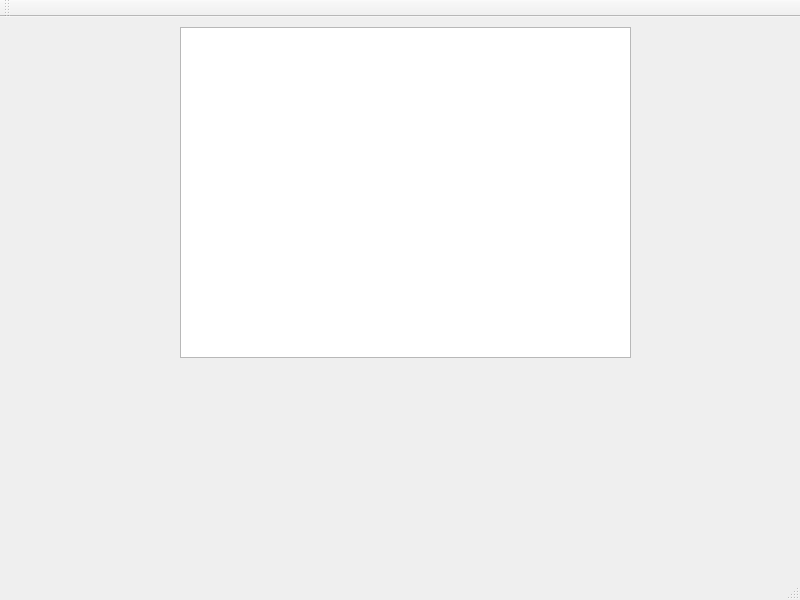
This is mainwindow.ui in springdeers/backcard_client as Qt 5 draws it before an edit. The edited form follows.
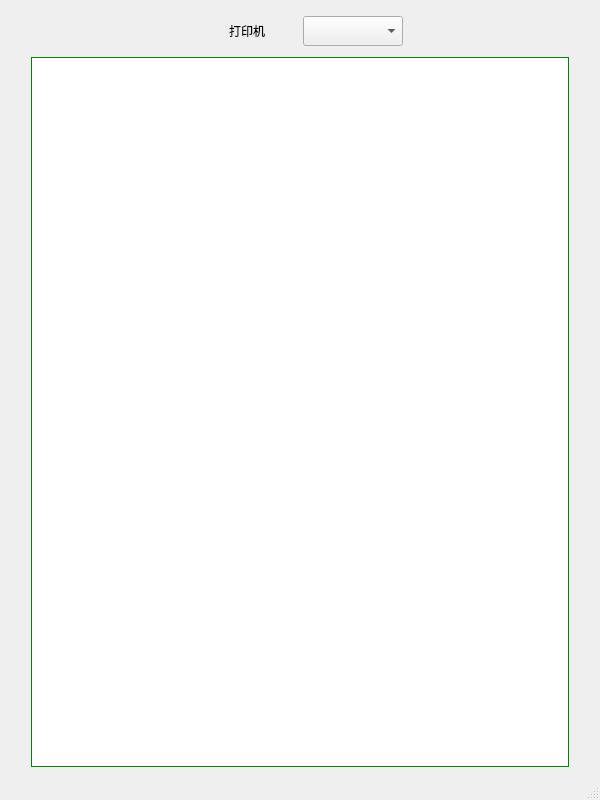
This is the edited form.

What changed in the file:
```diff
--- a/mainwindow.ui
+++ b/mainwindow.ui
@@ -6,43 +6,158 @@
    <rect>
     <x>0</x>
     <y>0</y>
-    <width>800</width>
-    <height>600</height>
+    <width>600</width>
+    <height>800</height>
    </rect>
   </property>
+  <property name="sizePolicy">
+   <sizepolicy hsizetype="Expanding" vsizetype="Expanding">
+    <horstretch>0</horstretch>
+    <verstretch>0</verstretch>
+   </sizepolicy>
+  </property>
+  <property name="minimumSize">
+   <size>
+    <width>600</width>
+    <height>800</height>
+   </size>
+  </property>
   <property name="windowTitle">
    <string>MainWindow</string>
   </property>
+  <property name="styleSheet">
+   <string notr="true"/>
+  </property>
   <widget class="QWidget" name="centralWidget">
-   <widget class="QLabel" name="label">
-    <property name="geometry">
-     <rect>
-      <x>240</x>
-      <y>390</y>
-      <width>281</width>
-      <height>31</height>
-     </rect>
-    </property>
-    <property name="styleSheet">
-     <string notr="true"/>
-    </property>
-    <property name="text">
-     <string/>
-    </property>
-    <property name="alignment">
-     <set>Qt::AlignCenter</set>
-    </property>
-   </widget>
-   <widget class="QPlainTextEdit" name="TextEdit">
-    <property name="geometry">
-     <rect>
-      <x>180</x>
-      <y>10</y>
-      <width>451</width>
-      <height>331</height>
-     </rect>
-    </property>
-   </widget>
+   <property name="styleSheet">
+    <string notr="true">QPlainTextEdit {
+border:1px solid green;
+}
+
+#centralWidget { background-color:
+qlineargradient(spread:reflect, x1:0.5, y1:0, x2:0, y2:0,
+stop:0 rgba(91, 204, 233, 100), stop:1 rgba(32, 80, 96,
+100)); }</string>
+   </property>
+   <layout class="QVBoxLayout" name="verticalLayout">
+    <item>
+     <spacer name="verticalSpacer_2">
+      <property name="orientation">
+       <enum>Qt::Vertical</enum>
+      </property>
+      <property name="sizeType">
+       <enum>QSizePolicy::Fixed</enum>
+      </property>
+      <property name="sizeHint" stdset="0">
+       <size>
+        <width>20</width>
+        <height>5</height>
+       </size>
+      </property>
+     </spacer>
+    </item>
+    <item>
+     <layout class="QHBoxLayout" name="horizontalLayout_2">
+      <property name="topMargin">
+       <number>0</number>
+      </property>
+      <property name="bottomMargin">
+       <number>0</number>
+      </property>
+      <item>
+       <spacer name="horizontalSpacer">
+        <property name="orientation">
+         <enum>Qt::Horizontal</enum>
+        </property>
+        <property name="sizeHint" stdset="0">
+         <size>
+          <width>40</width>
+          <height>20</height>
+         </size>
+        </property>
+       </spacer>
+      </item>
+      <item>
+       <widget class="QLabel" name="label">
+        <property name="sizePolicy">
+         <sizepolicy hsizetype="Preferred" vsizetype="Fixed">
+          <horstretch>0</horstretch>
+          <verstretch>0</verstretch>
+         </sizepolicy>
+        </property>
+        <property name="minimumSize">
+         <size>
+          <width>100</width>
+          <height>30</height>
+         </size>
+        </property>
+        <property name="text">
+         <string>打印机</string>
+        </property>
+        <property name="alignment">
+         <set>Qt::AlignCenter</set>
+        </property>
+       </widget>
+      </item>
+      <item>
+       <widget class="QComboBox" name="comboBox">
+        <property name="minimumSize">
+         <size>
+          <width>100</width>
+          <height>30</height>
+         </size>
+        </property>
+       </widget>
+      </item>
+      <item>
+       <spacer name="horizontalSpacer_2">
+        <property name="orientation">
+         <enum>Qt::Horizontal</enum>
+        </property>
+        <property name="sizeHint" stdset="0">
+         <size>
+          <width>40</width>
+          <height>20</height>
+         </size>
+        </property>
+       </spacer>
+      </item>
+     </layout>
+    </item>
+    <item>
+     <spacer name="verticalSpacer">
+      <property name="orientation">
+       <enum>Qt::Vertical</enum>
+      </property>
+      <property name="sizeType">
+       <enum>QSizePolicy::Fixed</enum>
+      </property>
+      <property name="sizeHint" stdset="0">
+       <size>
+        <width>20</width>
+        <height>5</height>
+       </size>
+      </property>
+     </spacer>
+    </item>
+    <item>
+     <layout class="QHBoxLayout" name="horizontalLayout">
+      <property name="leftMargin">
+       <number>20</number>
+      </property>
+      <property name="rightMargin">
+       <number>20</number>
+      </property>
+      <item>
+       <widget class="QPlainTextEdit" name="TextEdit1">
+        <property name="readOnly">
+         <bool>true</bool>
+        </property>
+       </widget>
+      </item>
+     </layout>
+    </item>
+   </layout>
   </widget>
   <widget class="QMenuBar" name="menuBar">
    <property name="geometry">
@@ -54,14 +169,6 @@
     </rect>
    </property>
   </widget>
-  <widget class="QToolBar" name="mainToolBar">
-   <attribute name="toolBarArea">
-    <enum>TopToolBarArea</enum>
-   </attribute>
-   <attribute name="toolBarBreak">
-    <bool>false</bool>
-   </attribute>
-  </widget>
   <widget class="QStatusBar" name="statusBar"/>
  </widget>
  <layoutdefault spacing="6" margin="11"/>
```
Left out of the diff: 2 changed lines with no effect on the pictures.
